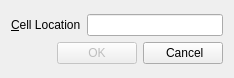
The window that dialog1.ui (Lydia0402/LinearRegression) describes before a commit, drawn with Qt 5.
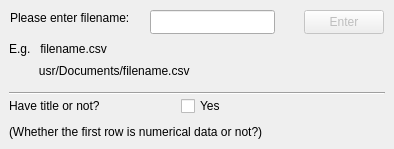
The same window after the commit.

Commit message: Third commit, add button event. learn slot. implement simple event by mouse click to change between windows.

Diff of the .ui file:
```diff
--- a/dialog1.ui
+++ b/dialog1.ui
@@ -6,35 +6,124 @@
    <rect>
     <x>0</x>
     <y>0</y>
-    <width>234</width>
-    <height>78</height>
+    <width>394</width>
+    <height>149</height>
    </rect>
   </property>
   <property name="windowTitle">
    <string>Dialog</string>
   </property>
-  <layout class="QVBoxLayout" name="verticalLayout_2">
-   <item>
-    <layout class="QVBoxLayout" name="verticalLayout">
-     <item>
-      <layout class="QHBoxLayout" name="horizontalLayout">
-       <item>
+  <widget class="QPushButton" name="enterButton">
+   <property name="enabled">
+    <bool>false</bool>
+   </property>
+   <property name="geometry">
+    <rect>
+     <x>304</x>
+     <y>10</y>
+     <width>80</width>
+     <height>24</height>
+    </rect>
+   </property>
+   <property name="text">
+    <string>Enter</string>
+   </property>
+   <property name="default">
+    <bool>true</bool>
+   </property>
+  </widget>
         <widget class="QLabel" name="label">
+   <property name="geometry">
+    <rect>
+     <x>10</x>
+     <y>10</y>
+     <width>134</width>
+     <height>16</height>
+    </rect>
+   </property>
          <property name="text">
-          <string>&amp;Cell Location</string>
-         </property>
-         <property name="buddy">
-          <cstring>lineEdit</cstring>
-         </property>
-        </widget>
-       </item>
-       <item>
-        <widget class="QLineEdit" name="lineEdit"/>
-       </item>
-      </layout>
-     </item>
-     <item>
+    <string>Please enter filename:</string>
+   </property>
+  </widget>
+  <widget class="QLineEdit" name="lineEdit">
+   <property name="geometry">
+    <rect>
+     <x>150</x>
+     <y>10</y>
+     <width>125</width>
+     <height>24</height>
+    </rect>
+   </property>
+  </widget>
+  <widget class="QLabel" name="label_3">
+   <property name="geometry">
+    <rect>
+     <x>9</x>
+     <y>41</y>
+     <width>114</width>
+     <height>16</height>
+    </rect>
+   </property>
+   <property name="text">
+    <string>E.g.   filename.csv </string>
+   </property>
+  </widget>
+  <widget class="QLabel" name="label_4">
+   <property name="geometry">
+    <rect>
+     <x>9</x>
+     <y>63</y>
+     <width>206</width>
+     <height>16</height>
+    </rect>
+   </property>
+   <property name="text">
+    <string>         usr/Documents/filename.csv</string>
+   </property>
+  </widget>
+  <widget class="QLabel" name="label_5">
+   <property name="geometry">
+    <rect>
+     <x>9</x>
+     <y>124</y>
+     <width>291</width>
+     <height>16</height>
+    </rect>
+   </property>
+   <property name="text">
+    <string>(Whether the first row is numerical data or not?)</string>
+   </property>
+  </widget>
+  <widget class="Line" name="line">
+   <property name="geometry">
+    <rect>
+     <x>9</x>
+     <y>85</y>
+     <width>376</width>
+     <height>16</height>
+    </rect>
+   </property>
+   <property name="orientation">
+    <enum>Qt::Horizontal</enum>
+   </property>
+  </widget>
+  <widget class="QWidget" name="">
+   <property name="geometry">
+    <rect>
+     <x>9</x>
+     <y>94</y>
+     <width>217</width>
+     <height>24</height>
+    </rect>
+   </property>
       <layout class="QHBoxLayout" name="horizontalLayout_2">
+    <item>
+     <widget class="QLabel" name="label_2">
+      <property name="text">
+       <string>Have title or not? </string>
+      </property>
+     </widget>
+    </item>
        <item>
         <spacer name="horizontalSpacer">
          <property name="orientation">
@@ -42,43 +131,22 @@
          </property>
          <property name="sizeHint" stdset="0">
           <size>
-           <width>40</width>
+        <width>48</width>
            <height>20</height>
           </size>
          </property>
         </spacer>
        </item>
        <item>
-        <widget class="QPushButton" name="okButton">
-         <property name="enabled">
-          <bool>false</bool>
-         </property>
+     <widget class="QCheckBox" name="checkBox">
          <property name="text">
-          <string>OK</string>
-         </property>
-         <property name="default">
-          <bool>true</bool>
-         </property>
-        </widget>
-       </item>
-       <item>
-        <widget class="QPushButton" name="cancelButton">
-         <property name="text">
-          <string> Cancel</string>
-         </property>
-        </widget>
-       </item>
-      </layout>
-     </item>
-    </layout>
-   </item>
-  </layout>
- </widget>
- <tabstops>
-  <tabstop>lineEdit</tabstop>
-  <tabstop>okButton</tabstop>
-  <tabstop>cancelButton</tabstop>
- </tabstops>
+       <string>Yes</string>
+      </property>
+     </widget>
+    </item>
+   </layout>
+  </widget>
+ </widget>
  <resources/>
  <connections/>
 </ui>
```
Lines whose indentation alone changed are shown as unchanged. The commit also changes 5 other files.
